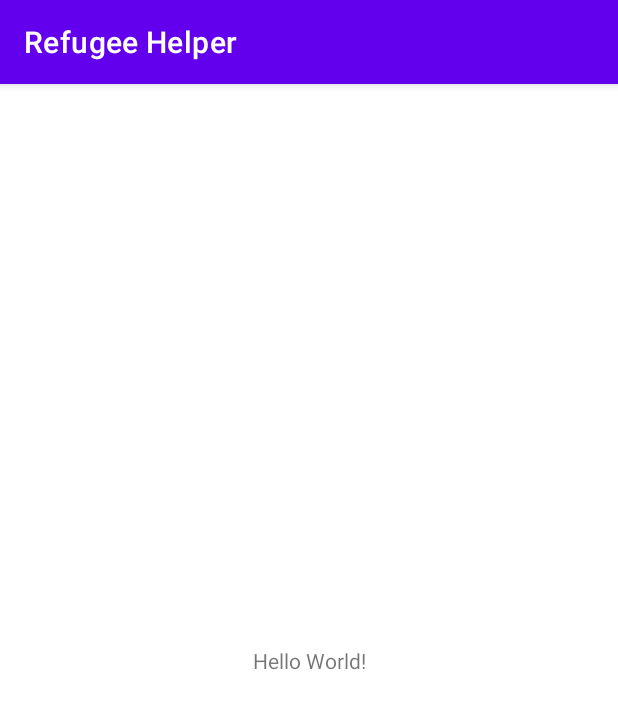
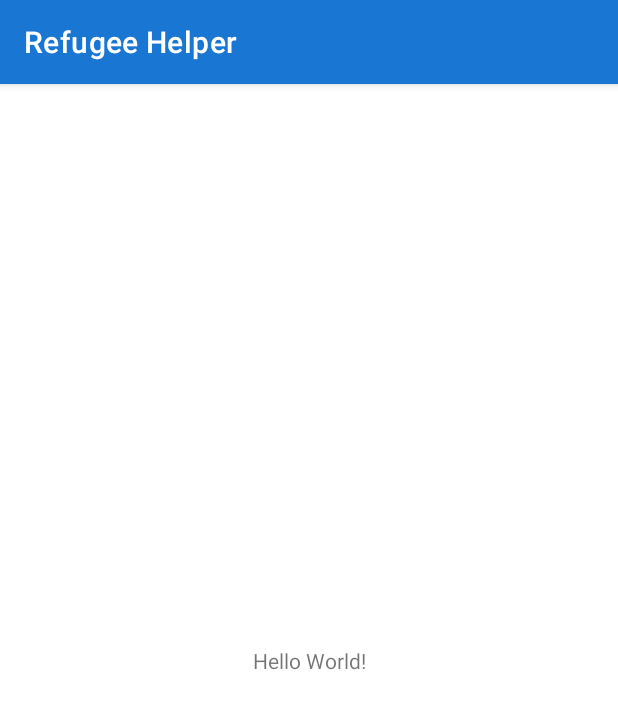
Before and after one commit to CristianCotovanu/refugee-helper, an Android app: the screen it shows after launch (MainActivity), on a phone screen of 412 x 824 dp. Shown: the top 709 px of the screen. Run offline under Robolectric (Android 15) with nearby library versions, the phone set to English and light mode, and no system bars.

Commit message:
Change colors and themes

```diff
--- a/app/src/main/res/values-night/themes.xml
+++ b/app/src/main/res/values-night/themes.xml
@@ -2,12 +2,12 @@
     <!-- Base application theme. -->
     <style name="Theme.RefugeeHelper" parent="Theme.MaterialComponents.DayNight.DarkActionBar">
         <!-- Primary brand color. -->
-        <item name="colorPrimary">@color/purple_200</item>
-        <item name="colorPrimaryVariant">@color/purple_700</item>
-        <item name="colorOnPrimary">@color/black</item>
+        <item name="colorPrimary">@color/blue</item>
+        <item name="colorPrimaryVariant">@color/light_blue</item>
+        <item name="colorOnPrimary">@color/white</item>
         <!-- Secondary brand color. -->
-        <item name="colorSecondary">@color/teal_200</item>
-        <item name="colorSecondaryVariant">@color/teal_200</item>
+        <item name="colorSecondary">@color/bright_yellow</item>
+        <item name="colorSecondaryVariant">@color/sun_yellow</item>
         <item name="colorOnSecondary">@color/black</item>
         <!-- Status bar color. -->
         <item name="android:statusBarColor" tools:targetApi="l">?attr/colorPrimaryVariant</item>
--- a/app/src/main/res/values/colors.xml
+++ b/app/src/main/res/values/colors.xml
@@ -1,10 +1,11 @@
 <?xml version="1.0" encoding="utf-8"?>
 <resources>
-    <color name="purple_200">#FFBB86FC</color>
-    <color name="purple_500">#FF6200EE</color>
-    <color name="purple_700">#FF3700B3</color>
-    <color name="teal_200">#FF03DAC5</color>
-    <color name="teal_700">#FF018786</color>
+    <color name="light_blue">#2196F3</color>
+    <color name="blue">#1976D2</color>
+
+    <color name="bright_yellow">#FFEA00</color>
+    <color name="sun_yellow">#FFD600</color>
+
     <color name="black">#FF000000</color>
     <color name="white">#FFFFFFFF</color>
 </resources>
--- a/app/src/main/res/values/themes.xml
+++ b/app/src/main/res/values/themes.xml
@@ -2,12 +2,12 @@
     <!-- Base application theme. -->
     <style name="Theme.RefugeeHelper" parent="Theme.MaterialComponents.DayNight.DarkActionBar">
         <!-- Primary brand color. -->
-        <item name="colorPrimary">@color/purple_500</item>
-        <item name="colorPrimaryVariant">@color/purple_700</item>
+        <item name="colorPrimary">@color/blue</item>
+        <item name="colorPrimaryVariant">@color/light_blue</item>
         <item name="colorOnPrimary">@color/white</item>
         <!-- Secondary brand color. -->
-        <item name="colorSecondary">@color/teal_200</item>
-        <item name="colorSecondaryVariant">@color/teal_700</item>
+        <item name="colorSecondary">@color/bright_yellow</item>
+        <item name="colorSecondaryVariant">@color/sun_yellow</item>
         <item name="colorOnSecondary">@color/black</item>
         <!-- Status bar color. -->
         <item name="android:statusBarColor" tools:targetApi="l">?attr/colorPrimaryVariant</item>
```
